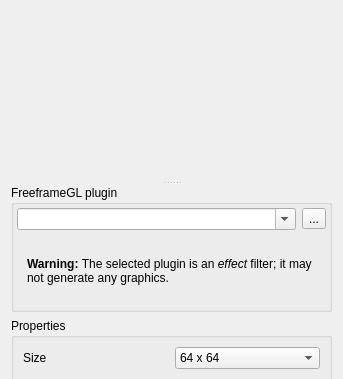
markus-wa/glmixer-mirror, file src/FFGLSourceCreationDialog.ui: the form before one commit; both pictures show x 0 to 343 and y 0 to 379 of the 343 by 608 pixel window.
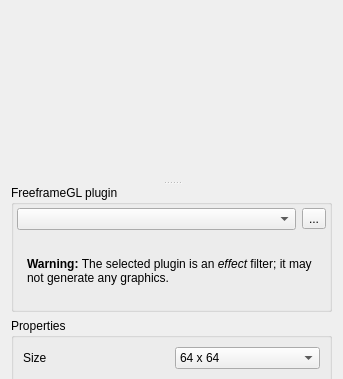
The form after the commit. Icons and pictures are not drawn. Custom widgets are drawn as their Qt base class.

Commit message: FreeFrame integration in OSX + improved dialog for FFGL Bundle openning

```diff
--- a/src/FFGLSourceCreationDialog.ui
+++ b/src/FFGLSourceCreationDialog.ui
@@ -37,7 +37,7 @@
        </size>
       </property>
      </widget>
-     <widget class="QWidget" name="">
+     <widget class="QWidget" name="layoutWidget">
       <layout class="QVBoxLayout" name="verticalLayout_2">
        <item>
         <widget class="QGroupBox" name="groupBox">
@@ -74,11 +74,20 @@
                <string>Select a file name or browse to open a shared library file (.dll, .so or .bundle).</string>
               </property>
               <property name="editable">
-               <bool>true</bool>
+               <bool>false</bool>
+              </property>
+              <property name="maxCount">
+               <number>10</number>
               </property>
               <property name="insertPolicy">
                <enum>QComboBox::InsertAtTop</enum>
               </property>
+              <property name="sizeAdjustPolicy">
+               <enum>QComboBox::AdjustToMinimumContentsLength</enum>
+              </property>
+              <property name="duplicatesEnabled">
+               <bool>false</bool>
+              </property>
               <property name="frame">
                <bool>true</bool>
               </property>
```
Left out of the diff: 32 changed lines with no effect on the pictures. The commit also changes 7 other files.
